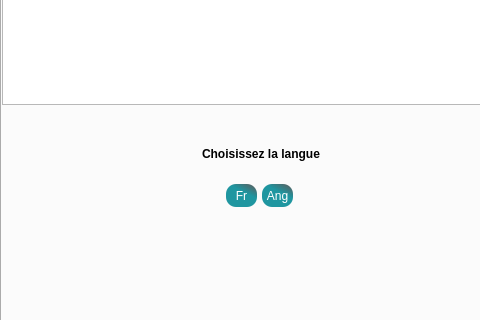
First picture: the form in GESTION DE RESERVATION FINcopie/Atelier_Connexion/Reserver.ui, repository nefissaKhiari/Smart_Restaurant_2A20, before the edit; both pictures show x 0 to 480 and y 192 to 512 of the 1109 by 731 pixel window.
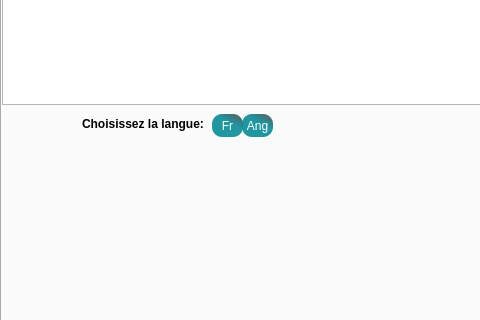
Second picture: the form after the edit. The open tabs and pages were chosen to show the change.

```diff
--- a/GESTION DE RESERVATION FINcopie/Atelier_Connexion/Reserver.ui
+++ b/GESTION DE RESERVATION FINcopie/Atelier_Connexion/Reserver.ui
@@ -1298,8 +1298,8 @@
     <widget class="QPushButton" name="pushButton_9">
      <property name="geometry">
       <rect>
-       <x>224</x>
-       <y>350</y>
+       <x>210</x>
+       <y>280</y>
        <width>31</width>
        <height>23</height>
       </rect>
@@ -1328,8 +1328,8 @@
     <widget class="QPushButton" name="pushButton_10">
      <property name="geometry">
       <rect>
-       <x>260</x>
-       <y>350</y>
+       <x>240</x>
+       <y>280</y>
        <width>31</width>
        <height>23</height>
       </rect>
@@ -1358,8 +1358,8 @@
     <widget class="QLabel" name="langue">
      <property name="geometry">
       <rect>
-       <x>200</x>
-       <y>310</y>
+       <x>80</x>
+       <y>280</y>
        <width>141</width>
        <height>20</height>
       </rect>
@@ -1373,7 +1373,7 @@
       </font>
      </property>
      <property name="text">
-      <string>Choisissez la langue</string>
+      <string>Choisissez la langue:</string>
      </property>
     </widget>
     <zorder>img2</zorder>
```
Left out of the diff: 2 changed lines with no effect on the pictures.
